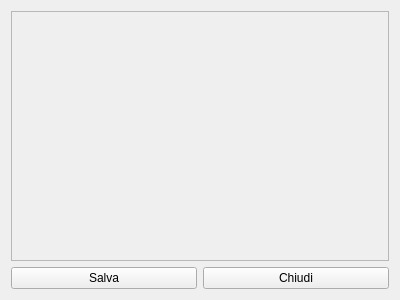
Qt form skillcreator.ui (Iximiel/Skillcreator) before a commit.
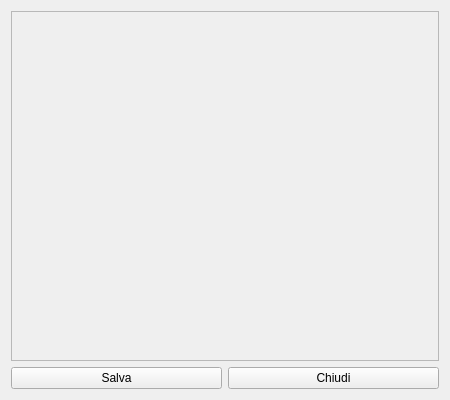
The same form after that commit.

The edit to the form file:
```diff
--- a/skillcreator.ui
+++ b/skillcreator.ui
@@ -6,10 +6,16 @@
    <rect>
     <x>0</x>
     <y>0</y>
-    <width>400</width>
-    <height>300</height>
+    <width>450</width>
+    <height>400</height>
    </rect>
   </property>
+  <property name="minimumSize">
+   <size>
+    <width>450</width>
+    <height>350</height>
+   </size>
+  </property>
   <property name="windowTitle">
    <string>Skillcreator</string>
   </property>
@@ -24,8 +30,8 @@
        <rect>
         <x>0</x>
         <y>0</y>
-        <width>380</width>
-        <height>251</height>
+        <width>430</width>
+        <height>347</height>
        </rect>
       </property>
      </widget>
```
